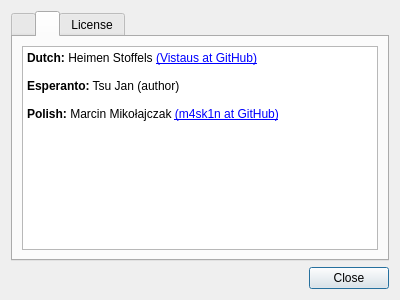
Above: about.ui from tsujan/Arqiver before the change. Below: the same form after it.
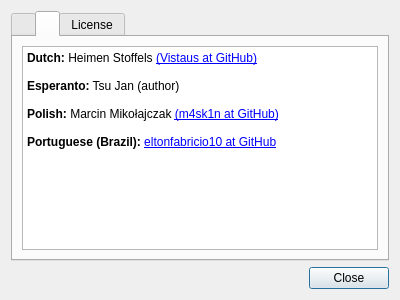
That is the form after the change. The open tabs and pages were chosen to show the change.

What changed in the file:
```diff
--- a/about.ui
+++ b/about.ui
@@ -97,13 +97,13 @@
 &lt;html&gt;&lt;head&gt;&lt;meta name=&quot;qrichtext&quot; content=&quot;1&quot; /&gt;&lt;style type=&quot;text/css&quot;&gt;
 p, li { white-space: pre-wrap; }
 &lt;/style&gt;&lt;/head&gt;&lt;body style=&quot;  font-weight:400; font-style:normal;&quot;&gt;
-
-
-&lt;p style=&quot; margin-top:0px; margin-bottom:0px; margin-left:0px; margin-right:0px; -qt-block-indent:0; text-indent:0px;&quot;&gt;&lt;span style=&quot; font-weight:600;&quot;&gt;Dutch:&lt;/span&gt; Heimen Stoffels &lt;a href=&quot;https://github.com/Vistaus&quot;&gt;&lt;span;&gt;(Vistaus at GitHub)&lt;/span&gt;&lt;/a&gt;&lt;/p&gt;
+&lt;p style=&quot; margin-top:0px; margin-bottom:0px; margin-left:0px; margin-right:0px; -qt-block-indent:0; text-indent:0px;&quot;&gt;&lt;span style=&quot; font-weight:600;&quot;&gt;Dutch:&lt;/span&gt; Heimen Stoffels &lt;a href=&quot;https://github.com/Vistaus&quot;&gt;(Vistaus at GitHub)&lt;/a&gt;&lt;/p&gt;
 &lt;p style=&quot;-qt-paragraph-type:empty; margin-top:0px; margin-bottom:0px; margin-left:0px; margin-right:0px; -qt-block-indent:0; text-indent:0px;&quot;&gt;&lt;br /&gt;&lt;/p&gt;
 &lt;p style=&quot; margin-top:0px; margin-bottom:0px; margin-left:0px; margin-right:0px; -qt-block-indent:0; text-indent:0px;&quot;&gt;&lt;span style=&quot; font-weight:600;&quot;&gt;Esperanto:&lt;/span&gt; Tsu Jan (author)&lt;/p&gt;
 &lt;p style=&quot;-qt-paragraph-type:empty; margin-top:0px; margin-bottom:0px; margin-left:0px; margin-right:0px; -qt-block-indent:0; text-indent:0px;&quot;&gt;&lt;br /&gt;&lt;/p&gt;
-&lt;p style=&quot; margin-top:0px; margin-bottom:0px; margin-left:0px; margin-right:0px; -qt-block-indent:0; text-indent:0px;&quot;&gt;&lt;span style=&quot; font-weight:600;&quot;&gt;Polish:&lt;/span&gt; Marcin Mikołajczak &lt;a href=&quot;https://github.com/m4sk1n&quot;&gt;&lt;span;&gt;(m4sk1n at GitHub)&lt;/span&gt;&lt;/a&gt;&lt;/p&gt;
+&lt;p style=&quot; margin-top:0px; margin-bottom:0px; margin-left:0px; margin-right:0px; -qt-block-indent:0; text-indent:0px;&quot;&gt;&lt;span style=&quot; font-weight:600;&quot;&gt;Polish:&lt;/span&gt; Marcin Mikołajczak &lt;a href=&quot;https://github.com/m4sk1n&quot;&gt;(m4sk1n at GitHub)&lt;/a&gt;&lt;/p&gt;
+&lt;p style=&quot;-qt-paragraph-type:empty; margin-top:0px; margin-bottom:0px; margin-left:0px; margin-right:0px; -qt-block-indent:0; text-indent:0px;&quot;&gt;&lt;br /&gt;&lt;/p&gt;
+&lt;p style=&quot; margin-top:0px; margin-bottom:0px; margin-left:0px; margin-right:0px; -qt-block-indent:0; text-indent:0px;&quot;&gt;&lt;span style=&quot; font-weight:600;&quot;&gt;Portuguese (Brazil):&lt;/span&gt; &lt;a href=&quot;https://github.com/eltonfabricio10&quot;&gt;eltonfabricio10 at GitHub&lt;/a&gt;&lt;/p&gt;
 &lt;/body&gt;&lt;/html&gt;</string>
          </property>
          <property name="openExternalLinks">
```
Left out of the diff: 2 changed lines with no effect on the pictures.
